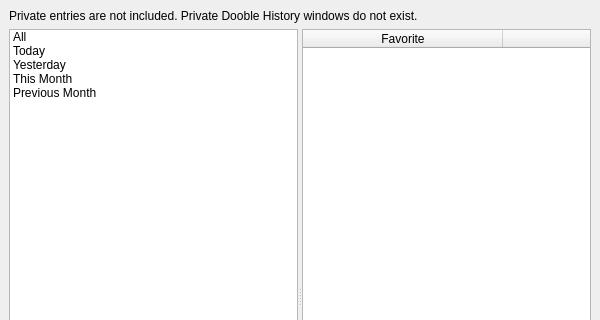
The window that UI/dooble_history_window.ui (textbrowser/dooble) describes before a commit, drawn with Qt 5; both pictures show x 0 to 600 and y 0 to 320 of the 600 by 600 pixel window.
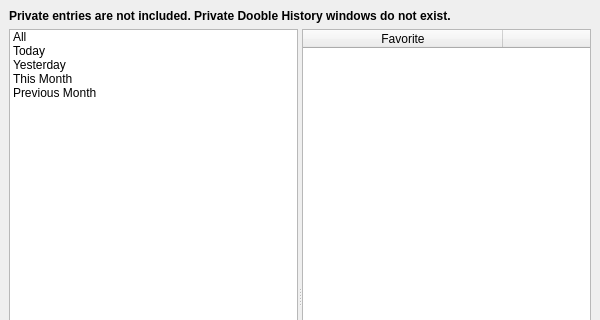
The same window after the commit. Icons and pictures are not drawn. Custom widgets are drawn as their Qt base class.

Commit message: Bold text. GH ticket #160.

What changed in the file:
```diff
--- a/UI/dooble_history_window.ui
+++ b/UI/dooble_history_window.ui
@@ -27,6 +27,12 @@
         <verstretch>0</verstretch>
        </sizepolicy>
       </property>
+      <property name="font">
+       <font>
+        <weight>75</weight>
+        <bold>true</bold>
+       </font>
+      </property>
       <property name="text">
        <string>&lt;html&gt;&lt;head/&gt;&lt;body&gt;&lt;p&gt;Private entries are not included. Private Dooble History windows do not exist.&lt;/p&gt;&lt;/body&gt;&lt;/html&gt;</string>
       </property>
```
The commit also changes 4 other files.
